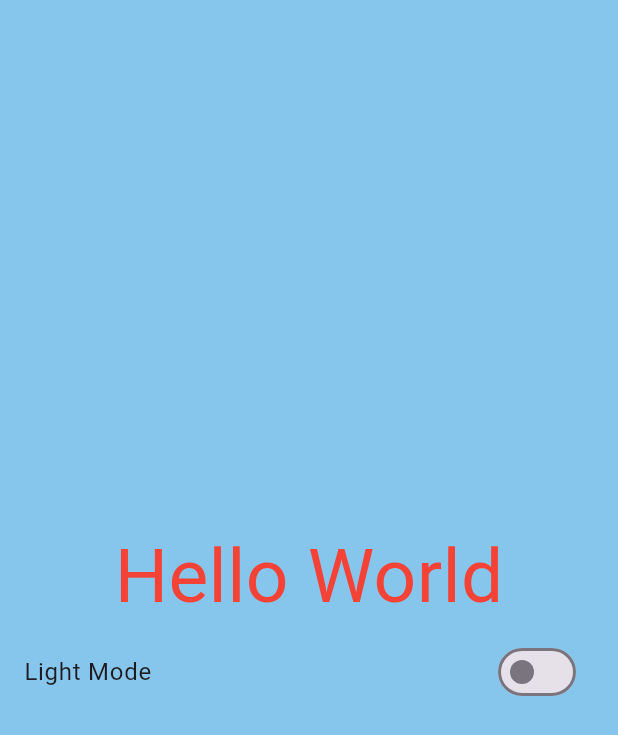
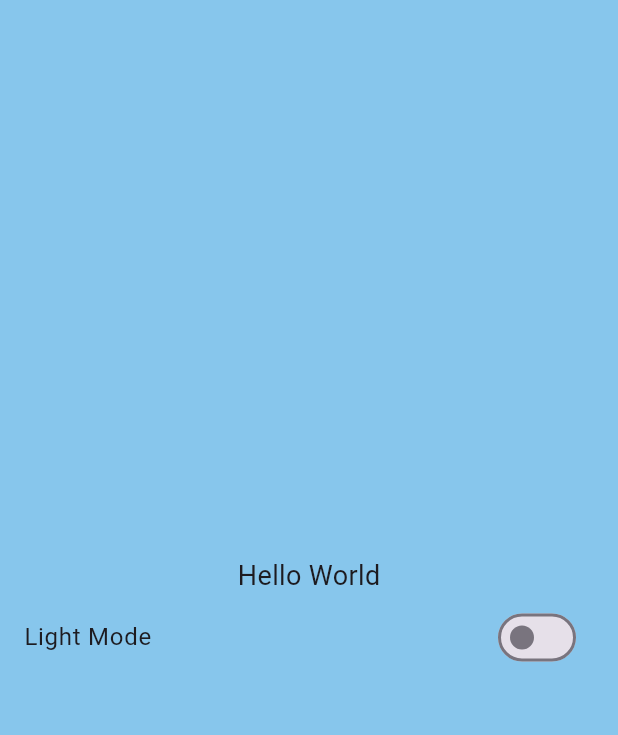
Before and after one commit to Swamim18/pharmacy_app, a Flutter app: the screen it shows after launch, on a phone screen of 412 x 824 dp. Shown: the top 735 px of the screen. Run offline on Flutter 3.47's test engine with Material 3 defaults, Android fonts, the light colour scheme and no system bars; our stand-ins replace shared_preferences.

Commit message:
Created subtitles text widget

```diff
--- a/lib/screens/homepage.dart
+++ b/lib/screens/homepage.dart
@@ -1,5 +1,6 @@
 import 'package:flutter/material.dart';
 import 'package:pharmacy_app/providers/theme_provider.dart';
+import 'package:pharmacy_app/widgets/subtitles_text.dart';
 import 'package:provider/provider.dart';
 
 class HomePage extends StatefulWidget {
@@ -17,8 +18,7 @@ class _HomePageState extends State<HomePage> {
       body: Column(
         mainAxisAlignment: MainAxisAlignment.center,
         children: [
-          Text("Hello World",
-              style: TextStyle(fontSize: 50, color: Colors.red)),
+          SubtitleTextWidget(label: "Hello World"),
           SwitchListTile(
               title: Text(
                   themeProvider.getIsDarkTheme ? "Dark Mode" : "Light Mode"),
--- /dev/null
+++ b/lib/widgets/subtitles_text.dart
@@ -0,0 +1,33 @@
+import 'package:flutter/material.dart';
+
+class SubtitleTextWidget extends StatelessWidget {
+  final String label;
+  final double fontSize;
+  final FontStyle fontStyle;
+  final FontWeight fontWeight;
+  final Color? color;
+  final TextDecoration textDecoration;
+
+  const SubtitleTextWidget(
+      {super.key,
+      required this.label,
+      this.fontSize = 18,
+      this.fontStyle = FontStyle.normal,
+      this.fontWeight = FontWeight.normal,
+      this.color,
+      this.textDecoration = TextDecoration.none});
+
+  @override
+  Widget build(BuildContext context) {
+    return Text(
+      label,
+      style: TextStyle(
+        fontSize: fontSize,
+        fontWeight: fontWeight,
+        color: color,
+        fontStyle: fontStyle,
+        decoration: textDecoration,
+      ),
+    );
+  }
+}
```
